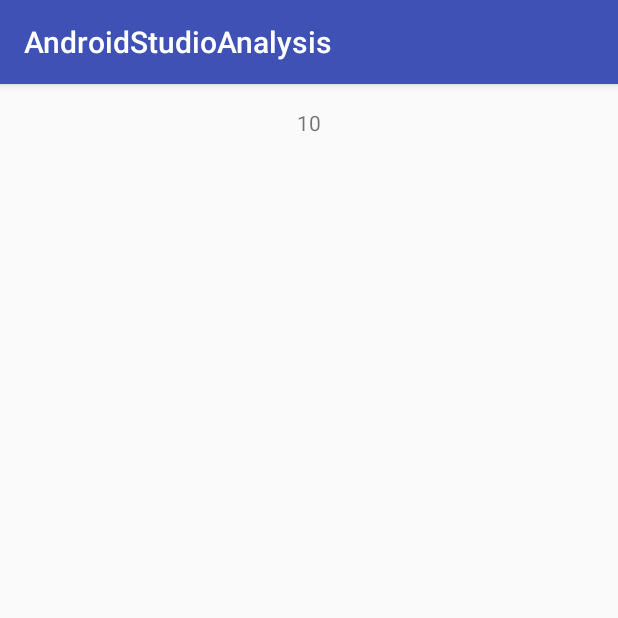
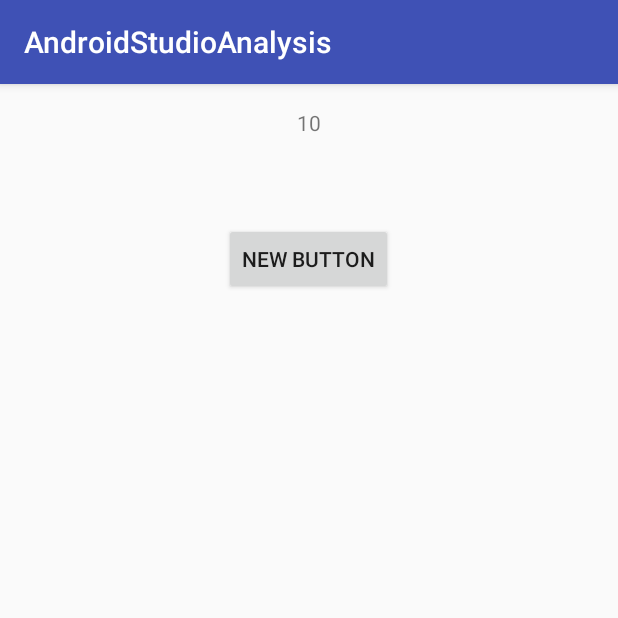
Before and after one commit to longtianlove/HotPatch, an Android app: the screen it shows after launch (MainActivity), on a phone screen of 412 x 824 dp, the top half of it. Run offline under Robolectric (Android 15) with nearby library versions, the phone set to English and light mode, and no system bars.

Commit message:
文件结构

```diff
--- a/code/MyApplication/app/src/main/res/layout/activity_main.xml
+++ b/code/MyApplication/app/src/main/res/layout/activity_main.xml
@@ -15,4 +15,13 @@ tools:context="com.example.along.androidstudioanalysis.MainActivity">
     android:layout_height="wrap_content"
     android:text="来吧，go!"
     android:gravity="center" />
+
+    <Button
+        android:layout_width="wrap_content"
+        android:layout_height="wrap_content"
+        android:text="New Button"
+        android:id="@+id/button"
+        android:layout_below="@+id/text"
+        android:layout_centerHorizontal="true"
+        android:layout_marginTop="57dp" />
 </RelativeLayout>
```
Also changed, not shown: 8 other files.
